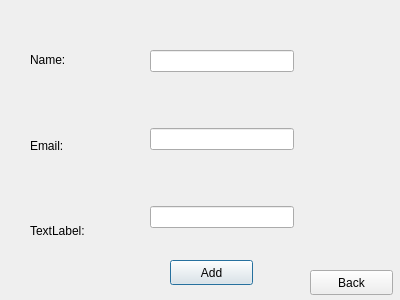
maliklewis/comp3004, file addclientview.ui: the form before one commit.
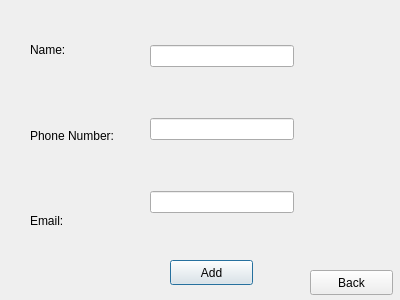
The form after the commit.

Patch:
```diff
--- a/addclientview.ui
+++ b/addclientview.ui
@@ -30,8 +30,8 @@
    <property name="geometry">
     <rect>
      <x>30</x>
-     <y>20</y>
-     <width>71</width>
+     <y>10</y>
+     <width>103</width>
      <height>251</height>
     </rect>
    </property>
@@ -44,19 +44,19 @@
      </widget>
     </item>
     <item>
-     <widget class="QLabel" name="label_2">
+     <widget class="QLabel" name="numberLabel">
+      <property name="text">
+       <string>Phone Number:</string>
+      </property>
+     </widget>
+    </item>
+    <item>
+     <widget class="QLabel" name="emailLabel">
       <property name="text">
        <string>Email:</string>
       </property>
      </widget>
     </item>
-    <item>
-     <widget class="QLabel" name="label_3">
-      <property name="text">
-       <string>TextLabel:</string>
-      </property>
-     </widget>
-    </item>
    </layout>
   </widget>
   <widget class="QPushButton" name="backButton">
@@ -72,13 +72,13 @@
     <string>Back</string>
    </property>
   </widget>
-  <widget class="QWidget" name="">
+  <widget class="QWidget" name="layoutWidget1">
    <property name="geometry">
     <rect>
      <x>150</x>
      <y>0</y>
      <width>144</width>
-     <height>281</height>
+     <height>261</height>
     </rect>
    </property>
    <layout class="QVBoxLayout" name="verticalLayout_2">
```
Left out of the diff: 14 changed lines with no effect on the pictures.
